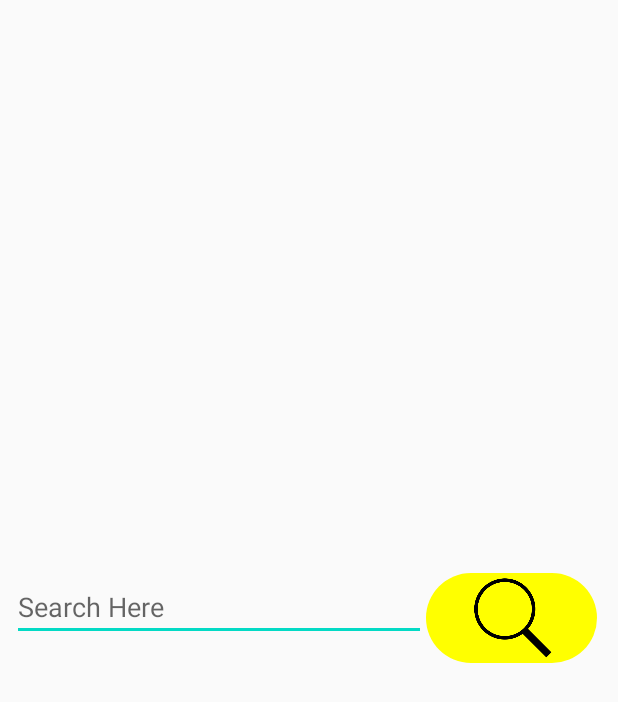
After one commit to ineehar/Rotaract, an Android app: the layout activity_search.xml on its own in the app's theme, with its tools: preview values and no code run, on a phone screen of 412 x 824 dp. The commit adds this screen. Shown: the top 702 px of the screen. Run offline under Robolectric (Android 15) with nearby library versions, the phone set to English and light mode, and no system bars.

Commit message:
no message

```diff
--- a/app/src/main/java/com/palmville/rotaract/MainActivity.java
+++ b/app/src/main/java/com/palmville/rotaract/MainActivity.java
@@ -30,7 +30,7 @@ public class MainActivity extends AppCompatActivity {
         receiverCard.setOnClickListener(new View.OnClickListener() {
             @Override
             public void onClick(View view) {
-                Intent intent = new Intent(getApplicationContext(), Registration.class);
+                Intent intent = new Intent(getApplicationContext(), Search.class);
                 startActivity(intent);
             }
         });
--- a/app/src/main/java/com/palmville/rotaract/User.java
+++ b/app/src/main/java/com/palmville/rotaract/User.java
@@ -17,6 +17,7 @@ public class User extends AppCompatActivity {
         Button newdonor = findViewById(R.id.new_user_button);
         Button existingdonor = findViewById(R.id.existing_user_button);
 
+
         newdonor.setOnClickListener(new View.OnClickListener() {
             @Override
             public void onClick(View view) {
@@ -28,7 +29,7 @@ public class User extends AppCompatActivity {
         existingdonor.setOnClickListener(new View.OnClickListener() {
             @Override
             public void onClick(View view) {
-                Intent intent = new Intent(getApplicationContext(), Registration.class);
+                Intent intent = new Intent(getApplicationContext(), Login.class);
                 startActivity(intent);
             }
         });
--- a/app/src/main/res/layout/activity_registration.xml
+++ b/app/src/main/res/layout/activity_registration.xml
@@ -25,7 +25,8 @@
             android:layout_width="match_parent"
             android:layout_height="wrap_content"
             android:layout_marginBottom="8dp"
-            android:inputType="text" />
+            android:inputType="text"
+            />
 
         <TextView
             android:layout_width="wrap_content"
@@ -120,7 +121,8 @@
             android:layout_width="wrap_content"
             android:layout_height="wrap_content"
             android:orientation="horizontal"
-            android:layout_marginBottom="8dp">
+            android:layout_marginBottom="8dp"
+            android:id="@+id/hasDonatedRecently">
             <RadioButton
                 android:id="@+id/yes_radio_button"
                 android:layout_width="wrap_content"
--- /dev/null
+++ b/app/src/main/res/layout/activity_search.xml
@@ -0,0 +1,33 @@
+<?xml version="1.0" encoding="utf-8"?>
+<androidx.constraintlayout.widget.ConstraintLayout
+    xmlns:android="http://schemas.android.com/apk/res/android"
+    xmlns:app="http://schemas.android.com/apk/res-auto"
+    xmlns:tools="http://schemas.android.com/tools"
+    android:layout_width="match_parent"
+    android:layout_height="match_parent"
+    android:padding="8dp">
+
+    <LinearLayout
+        android:layout_width="match_parent"
+        android:layout_height="wrap_content"
+        android:orientation="horizontal"
+        app:layout_constraintBottom_toBottomOf="parent"
+        app:layout_constraintEnd_toEndOf="parent"
+        app:layout_constraintStart_toStartOf="parent"
+        app:layout_constraintTop_toTopOf="parent">
+
+        <EditText
+            android:layout_width="276dp"
+            android:layout_height="wrap_content"
+            android:hint="Search Here" />
+
+        <ImageButton
+            android:layout_width="114dp"
+            android:layout_height="60dp"
+            android:background="@drawable/button"
+            android:scaleType="centerInside"
+            android:src="@drawable/search" />
+
+    </LinearLayout>
+
+</androidx.constraintlayout.widget.ConstraintLayout>
--- a/app/src/main/res/mipmap-anydpi-v26/ic_launcher.xml
+++ b/app/src/main/res/mipmap-anydpi-v26/ic_launcher.xml
@@ -1,5 +1,5 @@
 <?xml version="1.0" encoding="utf-8"?>
 <adaptive-icon xmlns:android="http://schemas.android.com/apk/res/android">
-    <background android:drawable="@drawable/ic_launcher_background" />
-    <foreground android:drawable="@drawable/ic_launcher_foreground" />
+    <background android:drawable="@color/cardview_light_background" />
+    <foreground android:drawable="@drawable/blood_don2" />
 </adaptive-icon>
--- a/app/src/main/res/mipmap-anydpi-v26/ic_launcher_round.xml
+++ b/app/src/main/res/mipmap-anydpi-v26/ic_launcher_round.xml
@@ -1,5 +1,6 @@
 <?xml version="1.0" encoding="utf-8"?>
 <adaptive-icon xmlns:android="http://schemas.android.com/apk/res/android">
-    <background android:drawable="@drawable/ic_launcher_background" />
-    <foreground android:drawable="@drawable/ic_launcher_foreground" />
+    <background android:drawable="@drawable/blood_don2" />
+    <foreground android:drawable="@drawable/blood_don2" />
+
 </adaptive-icon>
```
Also changed, not shown: app/src/main/AndroidManifest.xml (+7 -1 lines), app/src/main/java/com/palmville/rotaract/Search.java (added, +17 -0 lines), app/src/main/java/com/palmville/rotaract/userDetails.java (added, +17 -0 lines), app/src/main/res/layout/activity_user_details.xml (added, +22 -0 lines), app/src/main/res/drawable-v24/blood_don.png (added), app/src/main/res/drawable-v24/blood_don1.webp (added), app/src/main/res/drawable-v24/blood_don2.png (added), app/src/main/res/drawable-v24/details_bg.jpg (added), app/src/main/res/drawable-v24/search.png (added).
